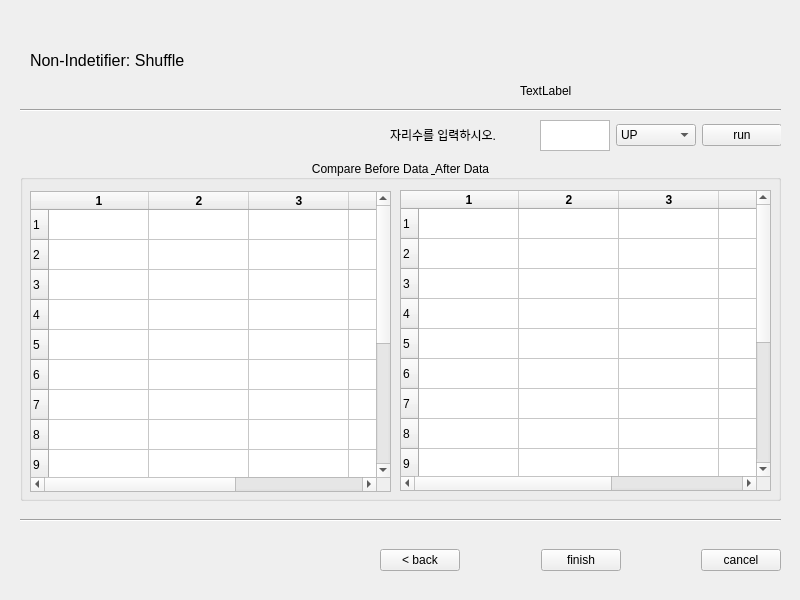
Before: the Qt Designer form UI/Rounding.ui in zel0rd/Non-Identifying, drawn with Qt 5.
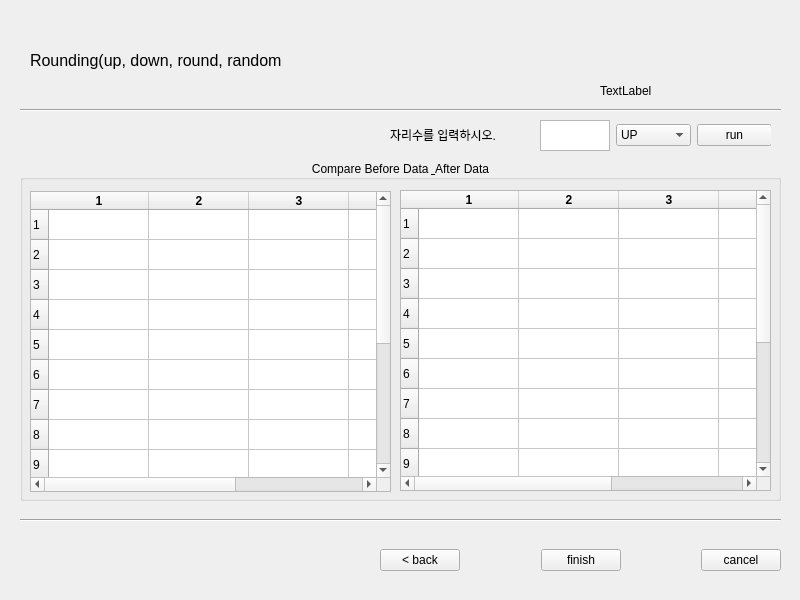
After: the same form once the commit is applied.

Commit message: modify radio button and other UI

The edit to the form file:
```diff
--- a/UI/Rounding.ui
+++ b/UI/Rounding.ui
@@ -286,7 +286,7 @@
      <rect>
       <x>30</x>
       <y>30</y>
-      <width>301</width>
+      <width>461</width>
       <height>61</height>
      </rect>
     </property>
@@ -296,7 +296,7 @@
      </font>
     </property>
     <property name="text">
-     <string>Non-Indetifier: Shuffle</string>
+     <string>Rounding(up, down, round, random</string>
     </property>
    </widget>
    <widget class="QLabel" name="label_2">
@@ -317,7 +317,7 @@
      <rect>
       <x>540</x>
       <y>120</y>
-      <width>241</width>
+      <width>231</width>
       <height>31</height>
      </rect>
     </property>
@@ -387,9 +387,9 @@
    <widget class="QLabel" name="randomLabel">
     <property name="geometry">
      <rect>
-      <x>520</x>
+      <x>600</x>
       <y>80</y>
-      <width>111</width>
+      <width>131</width>
       <height>21</height>
      </rect>
     </property>
```
The commit also changes 2 other files.
